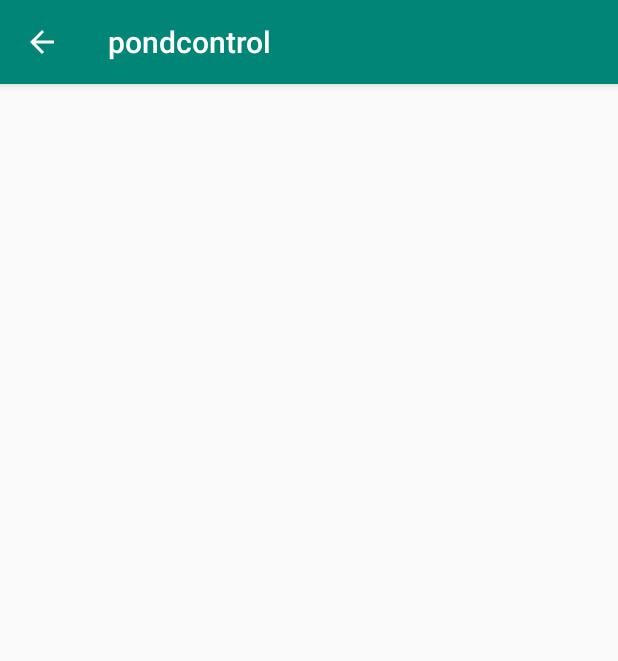
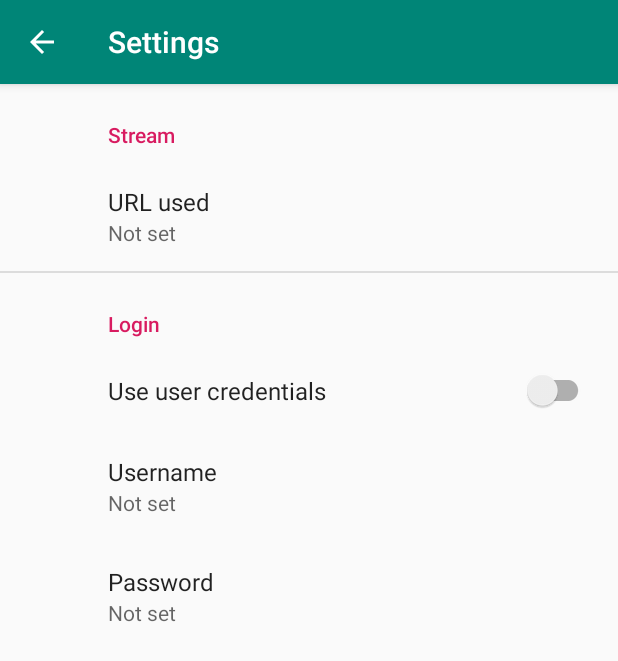
Before and after one commit to Madave94/project-pondcontrol, an Android app: the SettingsActivity screen opened directly, with no data from a screen before it, on a phone screen of 412 x 824 dp. Shown: the top 661 px of the screen. Run offline under Robolectric (Android 15) with nearby library versions, the phone set to English and light mode, and no system bars; our stand-ins replace androidx.preference.

Commit message:
testing with real device works, used a nasty hack to overcome security concerns, fix this later

```diff
--- a/app/build.gradle
+++ b/app/build.gradle
@@ -27,6 +27,7 @@ dependencies {
     implementation fileTree(dir: 'libs', include: ['*.jar'])
     implementation 'androidx.appcompat:appcompat:1.1.0'
     implementation 'androidx.constraintlayout:constraintlayout:1.1.3'
+    implementation 'androidx.preference:preference:1.1.0-alpha05'
     testImplementation 'junit:junit:4.12'
     androidTestImplementation 'androidx.test.ext:junit:1.1.1'
     androidTestImplementation 'androidx.test.espresso:espresso-core:3.2.0'
--- a/app/src/main/java/de/madave/pondcontrol/SettingsActivity.java
+++ b/app/src/main/java/de/madave/pondcontrol/SettingsActivity.java
@@ -1,14 +1,31 @@
 package de.madave.pondcontrol;
 
+import android.os.Bundle;
+
+import androidx.appcompat.app.ActionBar;
 import androidx.appcompat.app.AppCompatActivity;
-
-import android.os.Bundle;
+import androidx.preference.PreferenceFragmentCompat;
 
 public class SettingsActivity extends AppCompatActivity {
 
     @Override
     protected void onCreate(Bundle savedInstanceState) {
         super.onCreate(savedInstanceState);
-        setContentView(R.layout.activity_settings);
+        setContentView(R.layout.settings_activity);
+        getSupportFragmentManager()
+                .beginTransaction()
+                .replace(R.id.settings, new SettingsFragment())
+                .commit();
+        ActionBar actionBar = getSupportActionBar();
+        if (actionBar != null) {
+            actionBar.setDisplayHomeAsUpEnabled(true);
+        }
+    }
+
+    public static class SettingsFragment extends PreferenceFragmentCompat {
+        @Override
+        public void onCreatePreferences(Bundle savedInstanceState, String rootKey) {
+            setPreferencesFromResource(R.xml.root_preferences, rootKey);
+        }
     }
 }
--- a/app/src/main/res/layout/activity_settings.xml
+++ /dev/null
@@ -1,9 +0,0 @@
-<?xml version="1.0" encoding="utf-8"?>
-<androidx.constraintlayout.widget.ConstraintLayout xmlns:android="http://schemas.android.com/apk/res/android"
-    xmlns:app="http://schemas.android.com/apk/res-auto"
-    xmlns:tools="http://schemas.android.com/tools"
-    android:layout_width="match_parent"
-    android:layout_height="match_parent"
-    tools:context=".SettingsActivity">
-
-</androidx.constraintlayout.widget.ConstraintLayout>
--- /dev/null
+++ b/app/src/main/res/layout/settings_activity.xml
@@ -0,0 +1,9 @@
+<LinearLayout xmlns:android="http://schemas.android.com/apk/res/android"
+    android:layout_width="match_parent"
+    android:layout_height="match_parent">
+
+    <FrameLayout
+        android:id="@+id/settings"
+        android:layout_width="match_parent"
+        android:layout_height="match_parent" />
+</LinearLayout>
--- a/app/src/main/res/values/strings.xml
+++ b/app/src/main/res/values/strings.xml
@@ -2,4 +2,22 @@
     <string name="app_name">pondcontrol</string>
     <string name="string_stream">Stream</string>
     <string name="string_settings">Settings</string>
+    <string name="title_activity_settings">Settings</string>
+
+    <!-- Preference Titles -->
+    <string name="stream_address">Stream</string>
+    <string name="login_header">Login</string>
+
+    <!-- Stream Preferences -->
+    <string name="url_title">URL used</string>
+
+    <!-- Login Preferences -->
+    <string name="login_title">Use user credentials</string>
+    <string name="username_title">Username</string>
+    <string name="password_title">Password</string>
+
+    <string name="attachment_title">Download incoming attachments</string>
+    <string name="attachment_summary_on">Automatically download attachments for incoming emails
+    </string>
+    <string name="attachment_summary_off">Only download attachments when manually requested</string>
 </resources>
--- /dev/null
+++ b/app/src/main/res/xml/root_preferences.xml
@@ -0,0 +1,48 @@
+<!--
+  ~ Copyright 2018 The app Open Source Project
+  ~
+  ~ Licensed under the Apache License, Version 2.0 (the "License");
+  ~ you may not use this file except in compliance with the License.
+  ~ You may obtain a copy of the License at
+  ~
+  ~      http://www.apache.org/licenses/LICENSE-2.0
+  ~
+  ~ Unless required by applicable law or agreed to in writing, software
+  ~ distributed under the License is distributed on an "AS IS" BASIS,
+  ~ WITHOUT WARRANTIES OR CONDITIONS OF ANY KIND, either express or implied.
+  ~ See the License for the specific language governing permissions and
+  ~ limitations under the License.
+  -->
+
+<PreferenceScreen xmlns:app="http://schemas.android.com/apk/res-auto"
+    xmlns:android="http://schemas.android.com/apk/res/android" >
+
+    <PreferenceCategory app:title="@string/stream_address">
+
+        <EditTextPreference
+            app:key="url"
+            app:title="@string/url_title"
+            app:useSimpleSummaryProvider="true" />
+
+    </PreferenceCategory>
+
+    <PreferenceCategory app:title="@string/login_header">
+
+        <SwitchPreferenceCompat
+            app:key="login_activated"
+            app:title="@string/login_title" />
+
+        <EditTextPreference
+            app:dependency="login_activated"
+            app:key="username"
+            app:title="@string/username_title"
+            app:useSimpleSummaryProvider="true" />
+        <EditTextPreference
+            app:dependency="login_activated"
+            app:key="password"
+            app:title="@string/password_title"
+            app:useSimpleSummaryProvider="true" />
+
+    </PreferenceCategory>
+
+</PreferenceScreen>
```
Also changed, not shown: app/src/main/AndroidManifest.xml (+8 -4 lines), app/src/main/java/de/madave/pondcontrol/IpCamDefaultActivity.java (+6 -2 lines), app/src/main/res/values/arrays.xml (added, +12 -0 lines), app/src/main/res/xml/network_security_config.xml (added, +7 -0 lines).
